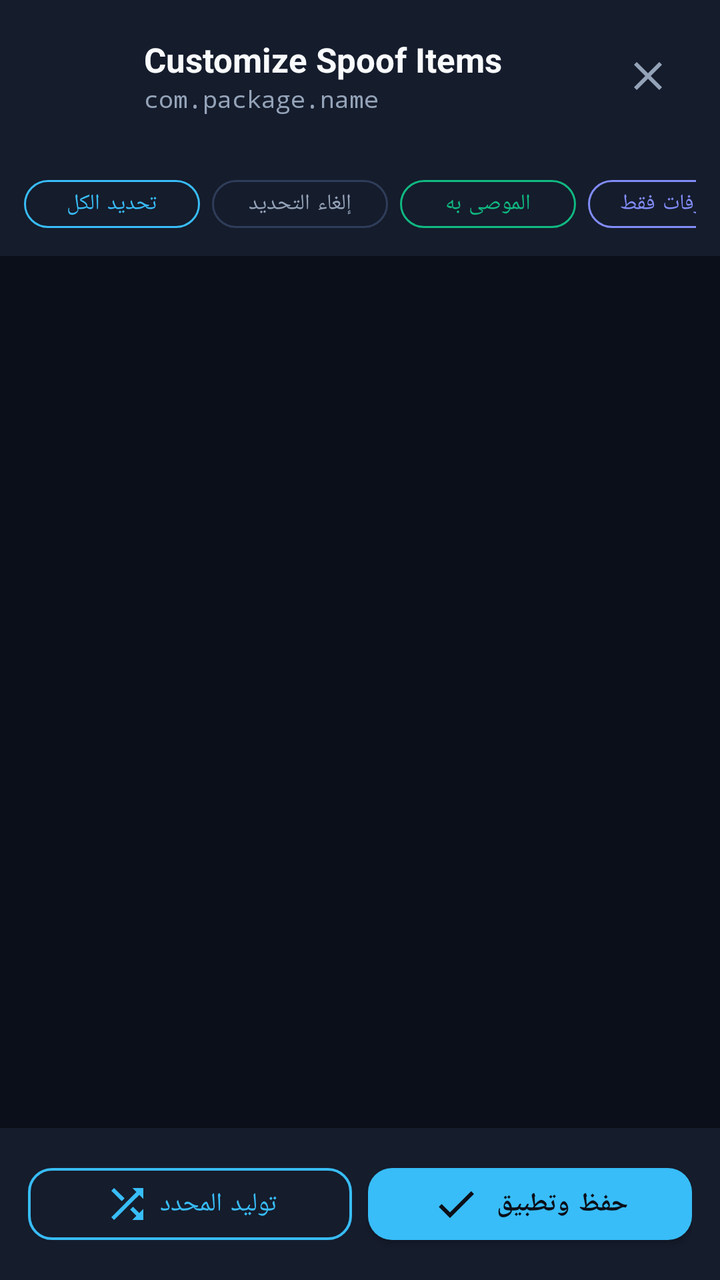
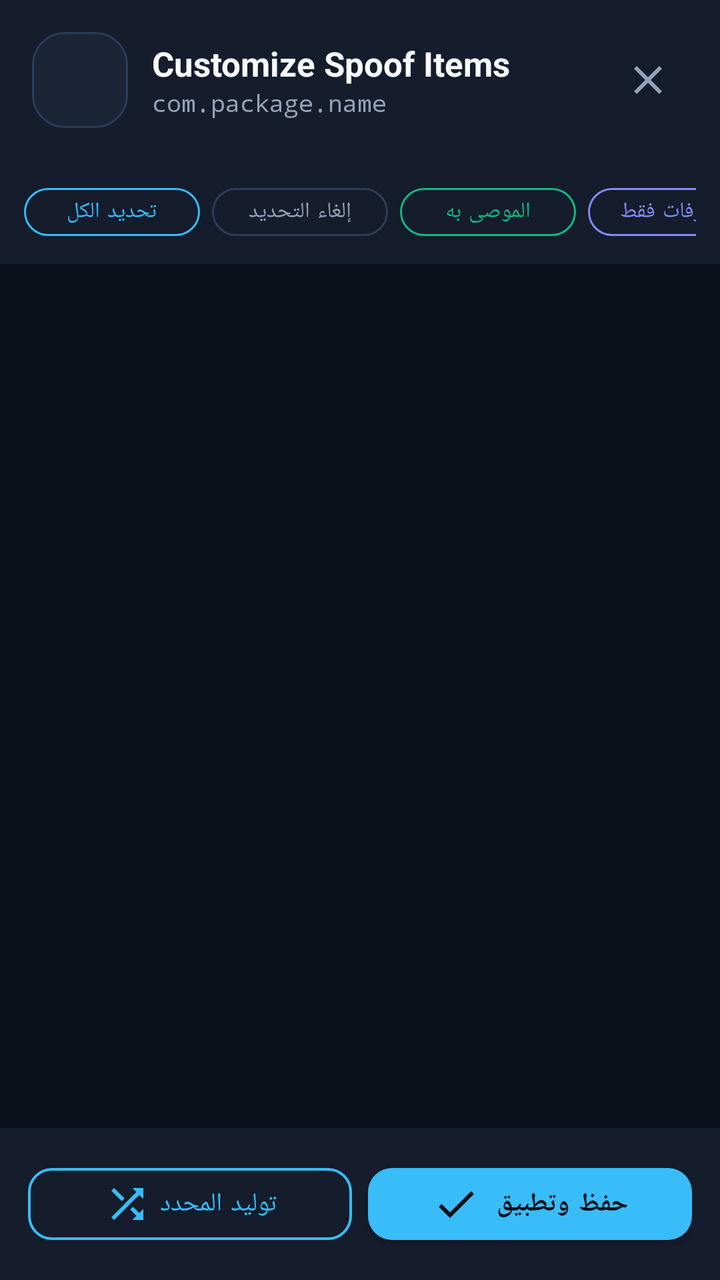

Screens rendered from an Android XML layout before and after an edit, with the pre-edit source and the edit as a unified diff.
<!-- AndroidManifest.xml: application theme Theme.DeviceResetSpoofer -->
<!-- res/layout/dialog_customize_spoof.xml -->
<?xml version="1.0" encoding="utf-8"?>
<LinearLayout xmlns:android="http://schemas.android.com/apk/res/android"
    xmlns:app="http://schemas.android.com/apk/res-auto"
    android:layout_width="match_parent"
    android:layout_height="match_parent"
    android:orientation="vertical"
    android:background="@color/background">

    
    <LinearLayout
        android:layout_width="match_parent"
        android:layout_height="wrap_content"
        android:orientation="horizontal"
        android:gravity="center_vertical"
        android:padding="16dp"
        android:background="@color/surface">

        <ImageView
            android:id="@+id/dlg_app_icon"
            android:layout_width="44dp"
            android:layout_height="44dp"
            android:contentDescription="@string/app_name"
            android:layout_marginEnd="12dp"/>

        <LinearLayout
            android:layout_width="0dp"
            android:layout_height="wrap_content"
            android:layout_weight="1"
            android:orientation="vertical">

            <TextView
                android:id="@+id/dlg_app_title"
                android:layout_width="match_parent"
                android:layout_height="wrap_content"
                android:textColor="@color/text_primary"
                android:textSize="17sp"
                android:textStyle="bold"
                android:maxLines="1"
                android:ellipsize="end"
                android:text="Customize Spoof Items"/>

            <TextView
                android:id="@+id/dlg_app_pkg"
                android:layout_width="match_parent"
                android:layout_height="wrap_content"
                android:textColor="@color/text_secondary"
                android:textSize="12sp"
                android:fontFamily="monospace"
                android:maxLines="1"
                android:ellipsize="end"
                android:text="com.package.name"/>
        </LinearLayout>

        <ImageButton
            android:id="@+id/dlg_btn_close"
            android:layout_width="40dp"
            android:layout_height="40dp"
            android:background="?android:attr/selectableItemBackgroundBorderless"
            android:src="@drawable/ic_close"
            app:tint="@color/text_secondary"
            android:contentDescription="@string/cancel"/>
    </LinearLayout>

    
    <HorizontalScrollView
        android:layout_width="match_parent"
        android:layout_height="wrap_content"
        android:scrollbars="none"
        android:paddingStart="12dp"
        android:paddingEnd="12dp"
        android:paddingTop="8dp"
        android:paddingBottom="8dp"
        android:background="@color/surface">

        <LinearLayout
            android:layout_width="wrap_content"
            android:layout_height="wrap_content"
            android:orientation="horizontal">

            <com.google.android.material.button.MaterialButton
                android:id="@+id/btn_preset_all"
                style="@style/Widget.MaterialComponents.Button.OutlinedButton"
                android:layout_width="wrap_content"
                android:layout_height="36dp"
                android:text="@string/select_all"
                android:textSize="11sp"
                android:textColor="@color/primary"
                app:strokeColor="@color/primary"
                app:strokeWidth="1dp"
                app:cornerRadius="18dp"
                android:layout_marginEnd="6dp"/>

            <com.google.android.material.button.MaterialButton
                android:id="@+id/btn_preset_none"
                style="@style/Widget.MaterialComponents.Button.OutlinedButton"
                android:layout_width="wrap_content"
                android:layout_height="36dp"
                android:text="@string/deselect_all"
                android:textSize="11sp"
                android:textColor="@color/text_secondary"
                app:strokeColor="@color/card_stroke"
                app:strokeWidth="1dp"
                app:cornerRadius="18dp"
                android:layout_marginEnd="6dp"/>

            <com.google.android.material.button.MaterialButton
                android:id="@+id/btn_preset_recommended"
                style="@style/Widget.MaterialComponents.Button.OutlinedButton"
                android:layout_width="wrap_content"
                android:layout_height="36dp"
                android:text="@string/preset_recommended"
                android:textSize="11sp"
                android:textColor="@color/accent_green"
                app:strokeColor="@color/accent_green"
                app:strokeWidth="1dp"
                app:cornerRadius="18dp"
                android:layout_marginEnd="6dp"/>

            <com.google.android.material.button.MaterialButton
                android:id="@+id/btn_preset_ids"
                style="@style/Widget.MaterialComponents.Button.OutlinedButton"
                android:layout_width="wrap_content"
                android:layout_height="36dp"
                android:text="@string/preset_ids_only"
                android:textSize="11sp"
                android:textColor="@color/secondary"
                app:strokeColor="@color/secondary"
                app:strokeWidth="1dp"
                app:cornerRadius="18dp"/>
        </LinearLayout>
    </HorizontalScrollView>

    
    <ScrollView
        android:layout_width="match_parent"
        android:layout_height="0dp"
        android:layout_weight="1"
        android:fillViewport="true">

        <LinearLayout
            android:id="@+id/dlg_items_container"
            android:layout_width="match_parent"
            android:layout_height="wrap_content"
            android:orientation="vertical"
            android:padding="12dp">

            

        </LinearLayout>
    </ScrollView>

    
    <LinearLayout
        android:layout_width="match_parent"
        android:layout_height="wrap_content"
        android:orientation="horizontal"
        android:padding="14dp"
        android:background="@color/surface"
        android:elevation="8dp">

        <com.google.android.material.button.MaterialButton
            android:id="@+id/dlg_btn_random_selected"
            style="@style/Widget.MaterialComponents.Button.OutlinedButton"
            android:layout_width="0dp"
            android:layout_height="48dp"
            android:layout_weight="1"
            android:text="@string/randomize_selected"
            android:textColor="@color/primary"
            android:textSize="13sp"
            app:icon="@drawable/ic_shuffle"
            app:iconTint="@color/primary"
            app:iconGravity="textStart"
            app:strokeColor="@color/primary"
            app:strokeWidth="1.2dp"
            app:cornerRadius="12dp"
            android:layout_marginEnd="8dp"/>

        <com.google.android.material.button.MaterialButton
            android:id="@+id/dlg_btn_save"
            android:layout_width="0dp"
            android:layout_height="48dp"
            android:layout_weight="1"
            android:text="@string/save_and_apply"
            android:textColor="@color/background"
            android:textSize="13sp"
            android:textStyle="bold"
            app:icon="@drawable/ic_check"
            app:iconTint="@color/background"
            app:iconGravity="textStart"
            app:backgroundTint="@color/primary"
            app:cornerRadius="12dp"/>
    </LinearLayout>

</LinearLayout>
<!-- resources referenced by this layout -->
<resources>
  <color name="accent_green">#10B981</color>
  <color name="background">#0B0F19</color>
  <color name="card_stroke">#2E3D59</color>
  <color name="primary">#38BDF8</color>
  <color name="secondary">#818CF8</color>
  <color name="surface">#151C2C</color>
  <color name="text_primary">#F8FAFC</color>
  <color name="text_secondary">#94A3B8</color>
  <!-- drawable ic_check (drawable) -->
  <vector xmlns:android="http://schemas.android.com/apk/res/android"
      android:width="24dp"
      android:height="24dp"
      android:viewportWidth="24"
      android:viewportHeight="24">
    <path
        android:fillColor="#FFFFFFFF"
        android:pathData="M9,16.17L4.83,12l-1.42,1.41L9,19 21,7l-1.41,-1.41z"/>
  </vector>
  <!-- drawable ic_close (drawable) -->
  <vector xmlns:android="http://schemas.android.com/apk/res/android"
      android:width="24dp"
      android:height="24dp"
      android:viewportWidth="24"
      android:viewportHeight="24">
    <path
        android:fillColor="#FFFFFFFF"
        android:pathData="M19,6.41L17.59,5 12,10.59 6.41,5 5,6.41 10.59,12 5,17.59 6.41,19 12,13.41 17.59,19 19,17.59 13.41,12z"/>
  </vector>
  <!-- drawable ic_shuffle (drawable) -->
  <vector xmlns:android="http://schemas.android.com/apk/res/android"
      android:width="24dp"
      android:height="24dp"
      android:viewportWidth="24"
      android:viewportHeight="24">
      <path
          android:fillColor="#FFFFFFFF"
          android:pathData="M10.59,9.17L5.41,4 4,5.41l5.17,5.17 1.42,-1.41zM14.5,4l2.04,2.04L4,18.59 5.41,20 17.96,7.46 20,9.5V4h-5.5zM14.83,13.41l-1.41,1.41 3.13,3.13L14.5,20H20v-5.5l-2.04,2.04 -3.13,-3.13z"/>
  </vector>
  <string name="app_name">DeviceReset Spoofer</string>
  <string name="cancel">إلغاء</string>
  <string name="deselect_all">إلغاء التحديد</string>
  <string name="preset_ids_only">المعرفات فقط</string>
  <string name="preset_recommended">الموصى به</string>
  <string name="randomize_selected">توليد المحدد</string>
  <string name="save_and_apply">حفظ وتطبيق</string>
  <string name="select_all">تحديد الكل</string>
  <style name="Theme.DeviceResetSpoofer" parent="Theme.MaterialComponents.DayNight.NoActionBar">
          <item name="colorPrimary">@color/primary</item>
          <item name="colorPrimaryVariant">@color/primary_dark</item>
          <item name="colorOnPrimary">@color/background</item>
          <item name="colorSecondary">@color/secondary</item>
          <item name="colorSecondaryVariant">@color/secondary_container</item>
          <item name="colorOnSecondary">@color/white</item>
          <item name="android:colorBackground">@color/background</item>
          <item name="colorSurface">@color/surface</item>
          <item name="colorOnSurface">@color/text_primary</item>
          <item name="android:statusBarColor">@color/background</item>
          <item name="android:navigationBarColor">@color/background</item>
          <item name="android:windowLightStatusBar" tools:targetApi="m">false</item>
          <item name="android:windowLightNavigationBar" tools:targetApi="o_mr1">false</item>
      </style>
  <color name="primary_dark">#0284C7</color>
  <color name="secondary_container">#312E81</color>
  <color name="white">#FFFFFF</color>
</resources>

<!-- the commit's change to res/layout/dialog_customize_spoof.xml (unified diff, before → after) -->
@@ -15,12 +15,20 @@
         android:padding="16dp"
         android:background="@color/surface">
 
-        <ImageView
-            android:id="@+id/dlg_app_icon"
-            android:layout_width="44dp"
-            android:layout_height="44dp"
-            android:contentDescription="@string/app_name"
-            android:layout_marginEnd="12dp"/>
+        <FrameLayout
+            android:layout_width="48dp"
+            android:layout_height="48dp"
+            android:background="@drawable/bg_squircle_icon"
+            android:layout_marginEnd="12dp">
+
+            <ImageView
+                android:id="@+id/dlg_app_icon"
+                android:layout_width="40dp"
+                android:layout_height="40dp"
+                android:layout_gravity="center"
+                android:scaleType="fitCenter"
+                android:contentDescription="@string/app_name"/>
+        </FrameLayout>
 
         <LinearLayout
             android:layout_width="0dp"
<!-- resource entries referenced after the edit -->
@@ -8,6 +8,16 @@
   <color name="surface">#151C2C</color>
   <color name="text_primary">#F8FAFC</color>
   <color name="text_secondary">#94A3B8</color>
+  <!-- drawable bg_squircle_icon (drawable) -->
+  <?xml version="1.0" encoding="utf-8"?>
+  <shape xmlns:android="http://schemas.android.com/apk/res/android"
+      android:shape="rectangle">
+      <solid android:color="#1A2436"/>
+      <corners android:radius="16dp"/>
+      <stroke
+          android:width="1dp"
+          android:color="#2C3D5A"/>
+  </shape>
   <!-- drawable ic_check (drawable) -->
   <vector xmlns:android="http://schemas.android.com/apk/res/android"
       android:width="24dp"
